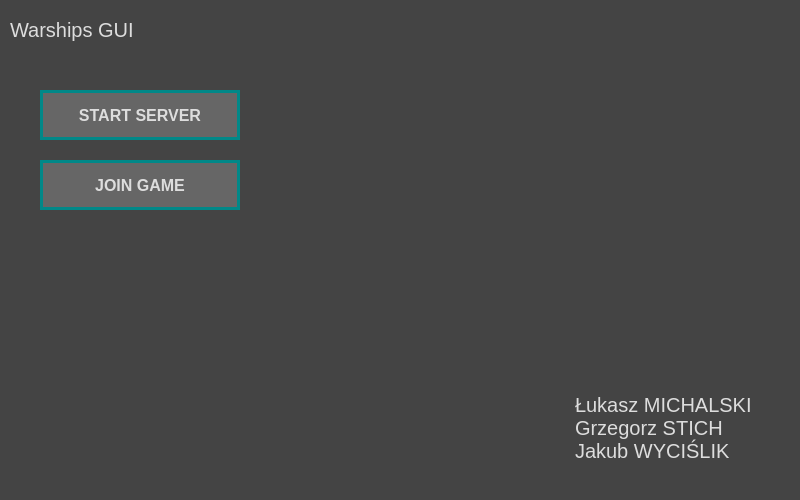
This is application.ui in LukaszMichalsky/PS-Warships-GUI as Qt 5 draws it before an edit. The edited form follows.
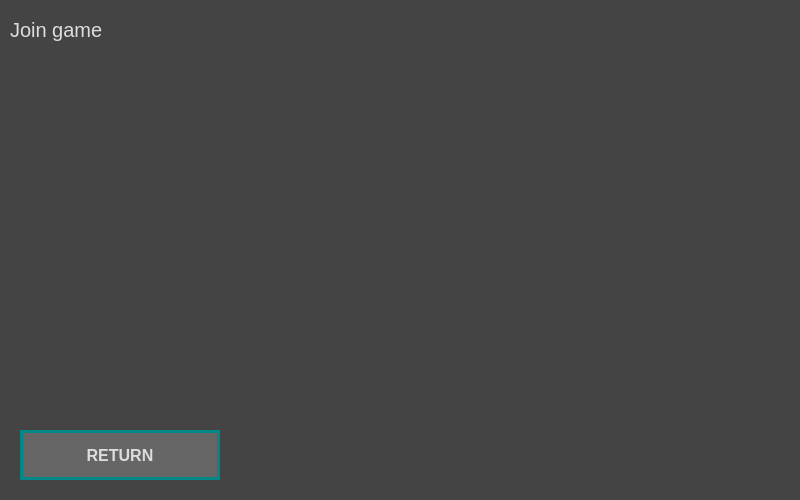
This is the edited form. The open tabs and pages were chosen to show the change.

Commit message: Added join game page

```diff
--- a/application.ui
+++ b/application.ui
@@ -250,6 +250,53 @@
       </property>
       <property name="text">
        <string>START</string>
+      </property>
+     </widget>
+     <widget class="QPushButton" name="btnStartServerReturn">
+      <property name="geometry">
+       <rect>
+        <x>30</x>
+        <y>430</y>
+        <width>200</width>
+        <height>50</height>
+       </rect>
+      </property>
+      <property name="text">
+       <string>RETURN</string>
+      </property>
+     </widget>
+    </widget>
+    <widget class="QWidget" name="pageJoinGame">
+     <widget class="QLabel" name="labelJoinGameTitle">
+      <property name="geometry">
+       <rect>
+        <x>10</x>
+        <y>0</y>
+        <width>780</width>
+        <height>60</height>
+       </rect>
+      </property>
+      <property name="text">
+       <string>Join game</string>
+      </property>
+      <property name="BORDER_BOTTOM" stdset="0">
+       <bool>true</bool>
+      </property>
+      <property name="STYLE_TITLE" stdset="0">
+       <bool>true</bool>
+      </property>
+     </widget>
+     <widget class="QPushButton" name="btnJoinGameReturn">
+      <property name="geometry">
+       <rect>
+        <x>20</x>
+        <y>430</y>
+        <width>200</width>
+        <height>50</height>
+       </rect>
+      </property>
+      <property name="text">
+       <string>RETURN</string>
       </property>
      </widget>
     </widget>
```
Left out of the diff: 2 changed lines with no effect on the pictures. The commit also changes 5 other files.
